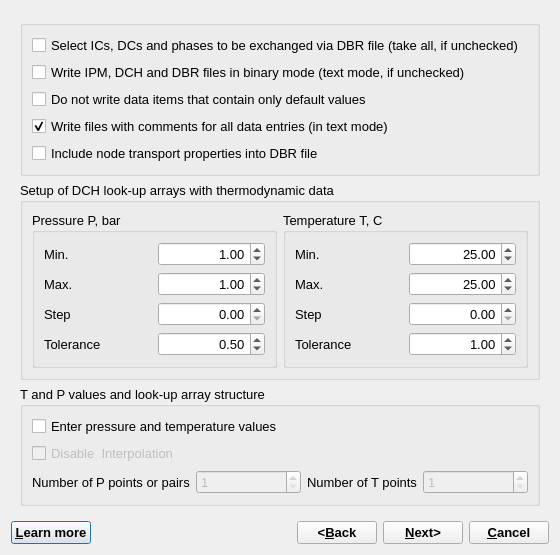
Qt form GUI/Dialogs4/LookupDialog4.ui (gemshub/GEMSGUI) before a commit.
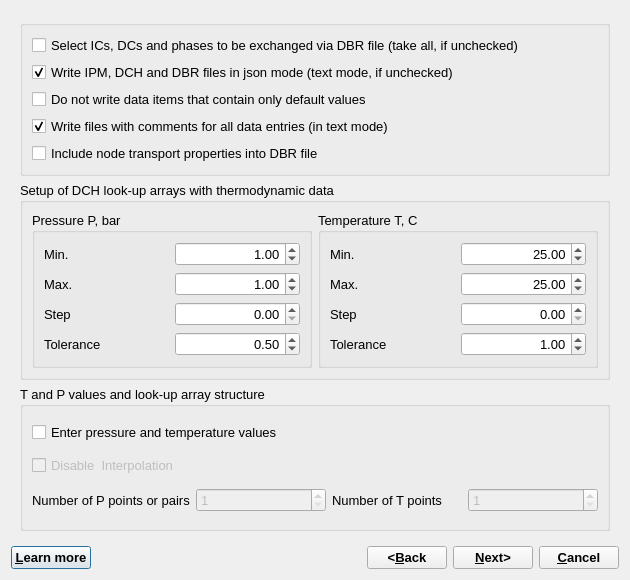
The same form after that commit.

```diff
--- a/GUI/Dialogs4/LookupDialog4.ui
+++ b/GUI/Dialogs4/LookupDialog4.ui
@@ -9,8 +9,8 @@
    <rect>
     <x>0</x>
     <y>0</y>
-    <width>560</width>
-    <height>530</height>
+    <width>630</width>
+    <height>580</height>
    </rect>
   </property>
   <property name="font">
@@ -48,7 +48,10 @@
           <item>
            <widget class="QCheckBox" name="chMode">
             <property name="text">
-             <string>Write IPM, DCH and DBR files in binary mode (text mode, if unchecked)</string>
+             <string>Write IPM, DCH and DBR files in json mode (text mode, if unchecked)</string>
+            </property>
+            <property name="checked">
+             <bool>true</bool>
             </property>
            </widget>
           </item>
```
